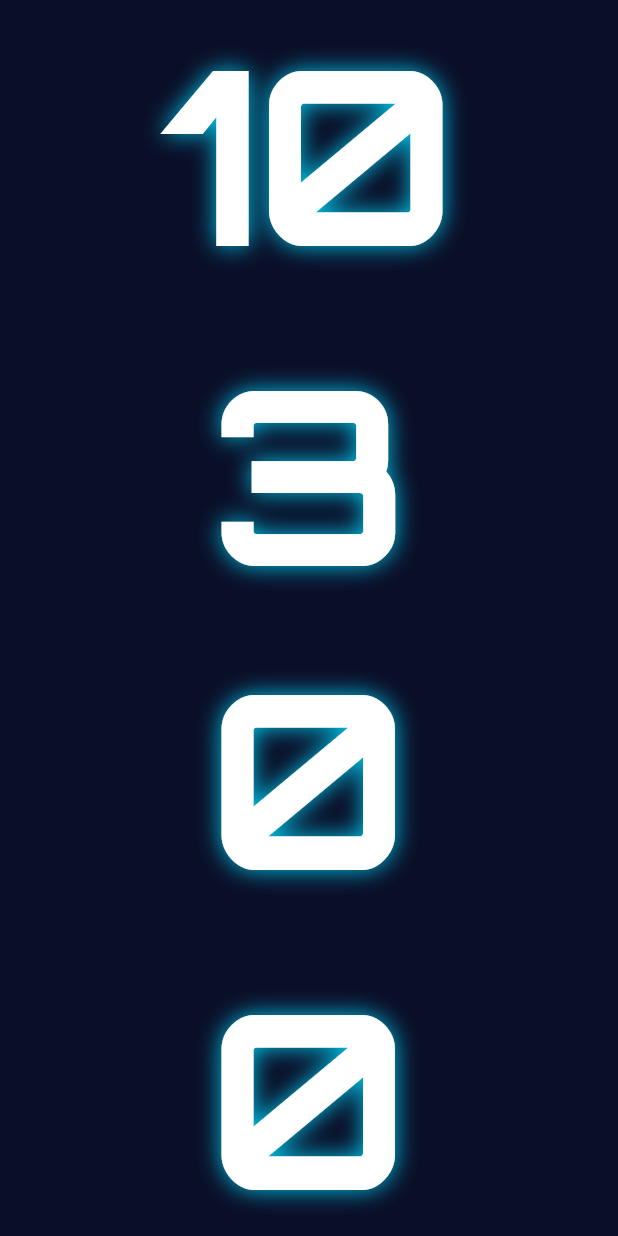
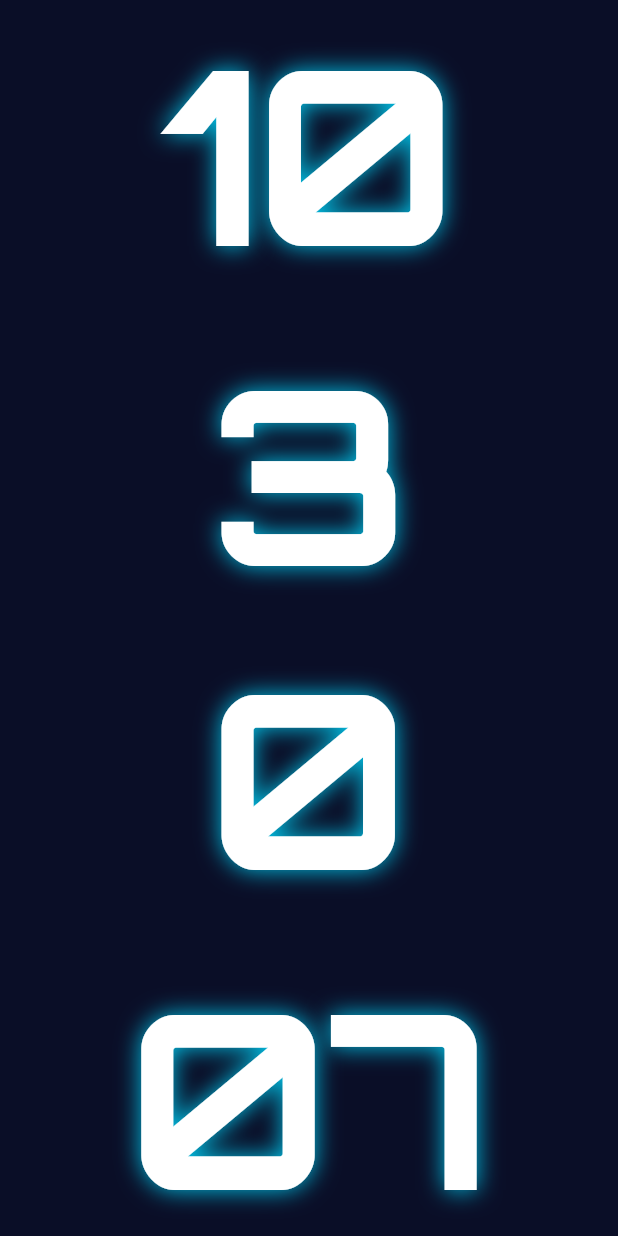
Before and after one commit to jackyan/NeonFocus, a Flutter app: the screen it shows after launch, on a phone screen of 412 x 824 dp. Run offline on Flutter 3.47's test engine with Material 3 defaults, Android fonts, the phone set to English and light mode, and no system bars; our stand-ins replace audioplayers, equatable, flutter_bloc, sensors_plus.

Commit message:
fix: increase fixed width multiplier to prevent digit overflow
Problem:
- Previous fixed width (fontSize * 1.35) was too small
- Orbitron font with bold weight and shadow effects requires more space
- Digits were being truncated/wrapped, causing layout chaos
- Screenshot showed digits splitting across multiple lines (21, 01, 2, 6 instead of 21, 01, 26)

Solution:
- Increased width multiplier: 1.35 → 1.6
- New widths:
  * Portrait (162px): 162 * 1.6 = 259.2px per digit pair
  * Landscape (122px): 122 * 1.6 = 195.2px per digit pair
- Accommodates bold Orbitron font + 20px blur radius shadow
- Maintains equal width for all digit combinations (00-99)

Result:
- Three clean rows in portrait: Hour, Minute, Second
- No digit truncation or overflow
- All digit pairs have consistent width
- Shadow effects fully contained within fixed width

```diff
--- a/lib/features/clock/presentation/screens/clock_screen_new.dart
+++ b/lib/features/clock/presentation/screens/clock_screen_new.dart
@@ -171,7 +171,7 @@ class _ClockScreenState extends State<ClockScreen> {
 
   Widget _buildTimeDigit(String text, double fontSize) {
     return SizedBox(
-      width: fontSize * 1.35, // Fixed width to ensure all digit pairs have same width
+      width: fontSize * 1.6, // Fixed width increased to accommodate all digit pairs with shadows
       child: Text(
         text,
         textAlign: TextAlign.center,
--- a/lib/features/pomodoro/presentation/screens/pomodoro_screen_new.dart
+++ b/lib/features/pomodoro/presentation/screens/pomodoro_screen_new.dart
@@ -132,7 +132,7 @@ class _PomodoroScreenState extends State<PomodoroScreen> {
 
   Widget _buildTimeDigit(String text, double fontSize) {
     return SizedBox(
-      width: fontSize * 1.35, // Fixed width to ensure all digit pairs have same width
+      width: fontSize * 1.6, // Fixed width increased to accommodate all digit pairs with shadows
       child: Text(
         text,
         textAlign: TextAlign.center,
```
